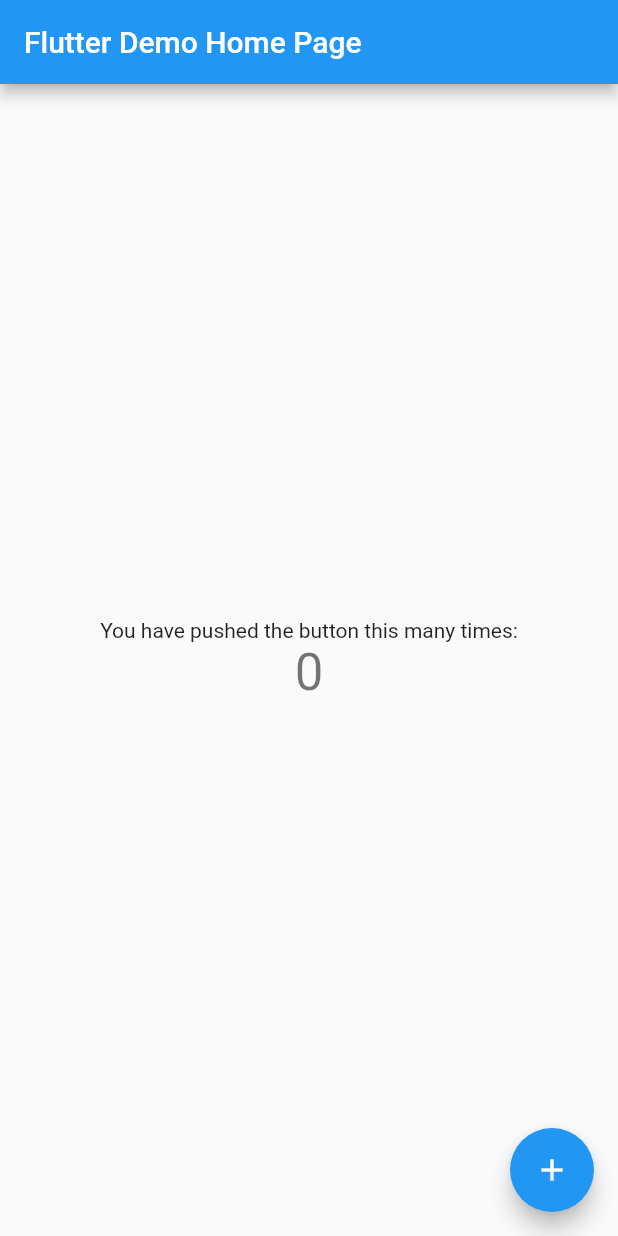
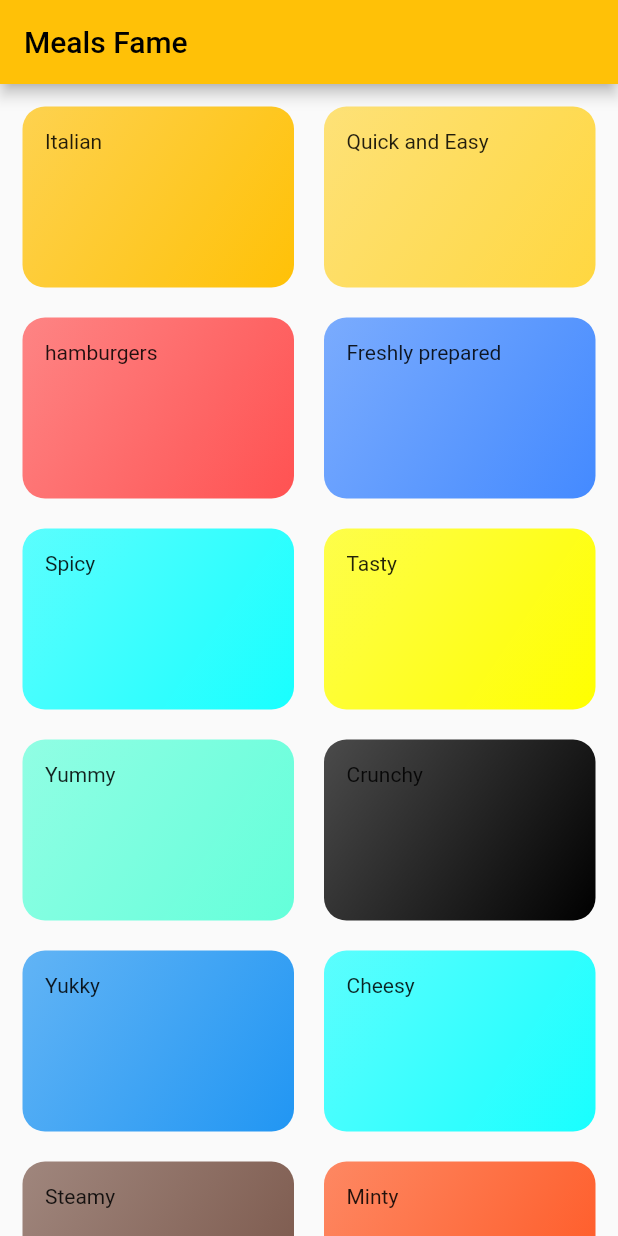
Before and after one commit to famousfishi/meals_fame, a Flutter app: the screen it shows after launch, on a phone screen of 412 x 824 dp. Run offline on Flutter 3.47's test engine with Material 2 defaults, Android fonts, the phone set to English and light mode, and no system bars.

Commit message:
added home screen with categories

```diff
--- /dev/null
+++ b/lib/categories_screen.dart
@@ -0,0 +1,27 @@
+import 'package:flutter/material.dart';
+import 'package:meals_fame/category_item.dart';
+import './dummy_categories.dart';
+
+class CategoriesScreen extends StatelessWidget {
+  const CategoriesScreen({Key? key}) : super(key: key);
+
+  @override
+  Widget build(BuildContext context) {
+    return Scaffold(
+        appBar: AppBar(
+          title: const Text('Meals Fame'),
+        ),
+        body: GridView(
+          padding: const EdgeInsets.all(15),
+          children: dummycategories.map((categoryData) {
+            return CategoryItem(
+                title: categoryData.title, color: categoryData.color);
+          }).toList(),
+          gridDelegate: const SliverGridDelegateWithMaxCrossAxisExtent(
+              maxCrossAxisExtent: 200,
+              crossAxisSpacing: 20,
+              mainAxisSpacing: 20,
+              childAspectRatio: 3 / 2),
+        ));
+  }
+}
--- /dev/null
+++ b/lib/category_item.dart
@@ -0,0 +1,24 @@
+import 'package:flutter/material.dart';
+
+class CategoryItem extends StatelessWidget {
+  final String title;
+  final Color color;
+
+  // ignore: prefer_const_constructors_in_immutables, use_key_in_widget_constructors
+  CategoryItem({required this.title, required this.color});
+
+  @override
+  Widget build(BuildContext context) {
+    return Container(
+      padding: const EdgeInsets.all(15),
+      child: Text(title),
+      // color: color,
+      decoration: BoxDecoration(
+          gradient: LinearGradient(
+              colors: <Color>[color.withOpacity(0.7), color],
+              begin: Alignment.topLeft,
+              end: Alignment.bottomRight),
+          borderRadius: BorderRadius.circular(15)),
+    );
+  }
+}
--- /dev/null
+++ b/lib/dummy_categories.dart
@@ -0,0 +1,18 @@
+import 'package:flutter/material.dart';
+import 'package:meals_fame/models/category.dart';
+import './models/category.dart';
+
+const dummycategories = [
+  Category(id: 'c1', title: 'Italian', color: Colors.amber),
+  Category(id: 'c2', title: 'Quick and Easy', color: Colors.amberAccent),
+  Category(id: 'c3', title: 'hamburgers', color: Colors.redAccent),
+  Category(id: 'c4', title: 'Freshly prepared', color: Colors.blueAccent),
+  Category(id: 'c5', title: 'Spicy', color: Colors.cyanAccent),
+  Category(id: 'c6', title: 'Tasty', color: Colors.yellowAccent),
+  Category(id: 'c7', title: 'Yummy', color: Colors.tealAccent),
+  Category(id: 'c8', title: 'Crunchy', color: Colors.black),
+  Category(id: 'c9', title: 'Yukky', color: Colors.blue),
+  Category(id: 'c10', title: 'Cheesy', color: Colors.cyanAccent),
+  Category(id: 'c11', title: 'Steamy', color: Colors.brown),
+  Category(id: 'c12', title: 'Minty', color: Colors.deepOrange),
+];
--- a/lib/main.dart
+++ b/lib/main.dart
@@ -1,115 +1,43 @@
 import 'package:flutter/material.dart';
+import 'package:meals_fame/categories_screen.dart';
 
 void main() {
-  runApp(const MyApp());
+  runApp(const Main());
 }
 
-class MyApp extends StatelessWidget {
-  const MyApp({Key? key}) : super(key: key);
+class Main extends StatelessWidget {
+  const Main({Key? key}) : super(key: key);
 
-  // This widget is the root of your application.
   @override
   Widget build(BuildContext context) {
     return MaterialApp(
-      title: 'Flutter Demo',
-      theme: ThemeData(
-        // This is the theme of your application.
-        //
-        // Try running your application with "flutter run". You'll see the
-        // application has a blue toolbar. Then, without quitting the app, try
-        // changing the primarySwatch below to Colors.green and then invoke
-        // "hot reload" (press "r" in the console where you ran "flutter run",
-        // or simply save your changes to "hot reload" in a Flutter IDE).
-        // Notice that the counter didn't reset back to zero; the application
-        // is not restarted.
-        primarySwatch: Colors.blue,
-      ),
-      home: const MyHomePage(title: 'Flutter Demo Home Page'),
+      title: 'Meals Fame',
+      theme: ThemeData(primarySwatch: Colors.amber),
+      home: const CategoriesScreen(),
+      debugShowCheckedModeBanner: false,
     );
   }
 }
 
-class MyHomePage extends StatefulWidget {
-  const MyHomePage({Key? key, required this.title}) : super(key: key);
+// class Home extends StatefulWidget {
+//   const Home({Key? key}) : super(key: key);
 
-  // This widget is the home page of your application. It is stateful, meaning
-  // that it has a State object (defined below) that contains fields that affect
-  // how it looks.
+//   @override
+//   _MainState createState() => _MainState();
+// }
 
-  // This class is the configuration for the state. It holds the values (in this
-  // case the title) provided by the parent (in this case the App widget) and
-  // used by the build method of the State. Fields in a Widget subclass are
-  // always marked "final".
-
-  final String title;
-
-  @override
-  State<MyHomePage> createState() => _MyHomePageState();
-}
-
-class _MyHomePageState extends State<MyHomePage> {
-  int _counter = 0;
-
-  void _incrementCounter() {
-    setState(() {
-      // This call to setState tells the Flutter framework that something has
-      // changed in this State, which causes it to rerun the build method below
-      // so that the display can reflect the updated values. If we changed
-      // _counter without calling setState(), then the build method would not be
-      // called again, and so nothing would appear to happen.
-      _counter++;
-    });
-  }
-
-  @override
-  Widget build(BuildContext context) {
-    // This method is rerun every time setState is called, for instance as done
-    // by the _incrementCounter method above.
-    //
-    // The Flutter framework has been optimized to make rerunning build methods
-    // fast, so that you can just rebuild anything that needs updating rather
-    // than having to individually change instances of widgets.
-    return Scaffold(
-      appBar: AppBar(
-        // Here we take the value from the MyHomePage object that was created by
-        // the App.build method, and use it to set our appbar title.
-        title: Text(widget.title),
-      ),
-      body: Center(
-        // Center is a layout widget. It takes a single child and positions it
-        // in the middle of the parent.
-        child: Column(
-          // Column is also a layout widget. It takes a list of children and
-          // arranges them vertically. By default, it sizes itself to fit its
-          // children horizontally, and tries to be as tall as its parent.
-          //
-          // Invoke "debug painting" (press "p" in the console, choose the
-          // "Toggle Debug Paint" action from the Flutter Inspector in Android
-          // Studio, or the "Toggle Debug Paint" command in Visual Studio Code)
-          // to see the wireframe for each widget.
-          //
-          // Column has various properties to control how it sizes itself and
-          // how it positions its children. Here we use mainAxisAlignment to
-          // center the children vertically; the main axis here is the vertical
-          // axis because Columns are vertical (the cross axis would be
-          // horizontal).
-          mainAxisAlignment: MainAxisAlignment.center,
-          children: <Widget>[
-            const Text(
-              'You have pushed the button this many times:',
-            ),
-            Text(
-              '$_counter',
-              style: Theme.of(context).textTheme.headline4,
-            ),
-          ],
-        ),
-      ),
-      floatingActionButton: FloatingActionButton(
-        onPressed: _incrementCounter,
-        tooltip: 'Increment',
-        child: const Icon(Icons.add),
-      ), // This trailing comma makes auto-formatting nicer for build methods.
-    );
-  }
-}
+// class _MainState extends State<Home> {
+//   @override
+//   Widget build(BuildContext context) {
+//     return SafeArea(
+//       child: Scaffold(
+//         appBar: AppBar(
+//           title: const Text('Meals Fame'),
+//         ),
+//         body: const Center(
+//           child: Text('Navigation Time'),
+//         ),
+//       ),
+//     );
+//   }
+// }
--- /dev/null
+++ b/lib/models/category.dart
@@ -0,0 +1,10 @@
+import 'package:flutter/material.dart';
+
+class Category {
+  final String id;
+  final String title;
+  final Color color;
+
+  const Category(
+      {required this.id, required this.title, this.color = Colors.amberAccent});
+}
```
Also changed, not shown: 1 other file.
